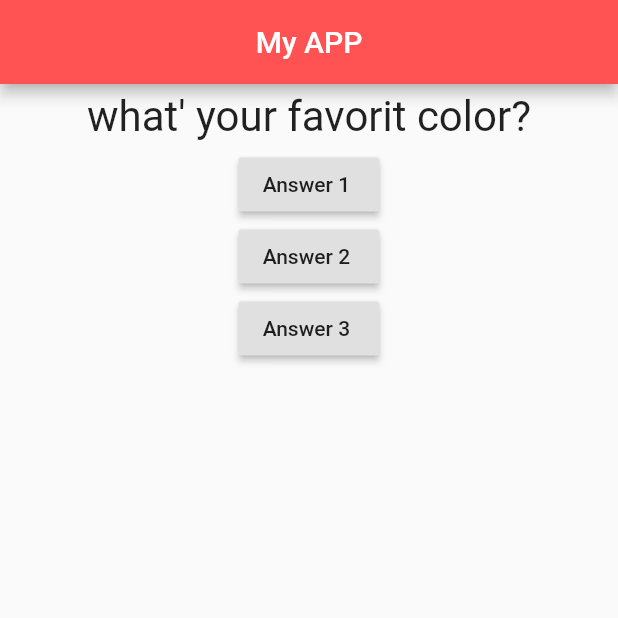
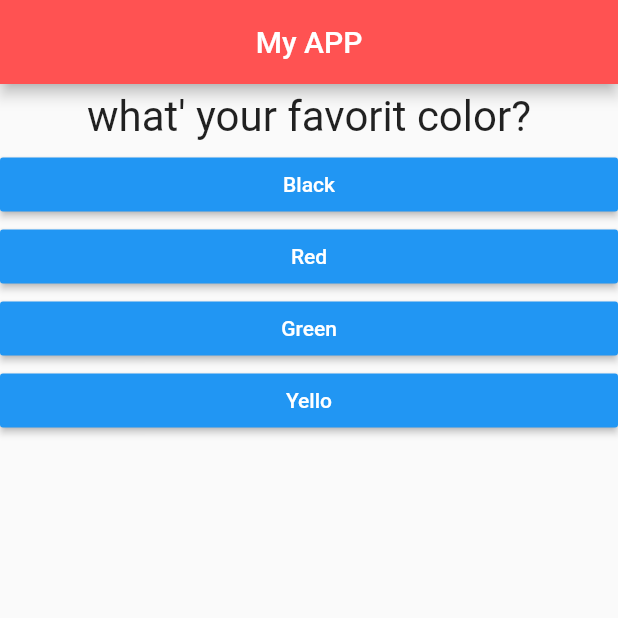
Before and after one commit to mhidoart/Flutter_training, a Flutter app: the screen it shows after launch, on a phone screen of 412 x 824 dp, the top half of it. Run offline on Flutter 3.47's test engine with Material 2 defaults, Android fonts, the phone set to English and light mode, and no system bars.

Commit message:
using map

```diff
--- a/lib/answer.dart
+++ b/lib/answer.dart
@@ -1,17 +1,21 @@
 import 'package:flutter/material.dart';
 
 class Answer extends StatelessWidget {
+  final Function answerHandler;
+  final String answerText;
+
+  Answer(this.answerHandler, this.answerText);
   @override
   Widget build(BuildContext context) {
     return Container(
       width: double.infinity,
       child: RaisedButton(
-        color: Colors.lightBlue,
+        color: Colors.blue,
+        textColor: Colors.white,
         child: Text(
-          "Answer 1",
-          textAlign: TextAlign.left,
+          answerText,
         ),
-        onPressed: null,
+        onPressed: answerHandler,
       ),
     );
   }
--- a/lib/main.dart
+++ b/lib/main.dart
@@ -25,9 +25,19 @@ class _MyAppState extends State<MyApp> {
 
   @override
   Widget build(BuildContext context) {
-    var _questions = [
-      'what\' your favorit color?',
-      'what\'s your favorit animal? '
+    var questions = [
+      {
+        'questionText': 'what\' your favorit color?',
+        'answers': ['Black', 'Red', 'Green', 'Yello'],
+      },
+      {
+        'questionText': 'what\'s your favorit animal? ',
+        'answers': ['Cat', 'Bird', 'Snake', 'Gecko'],
+      },
+      {
+        'questionText': 'what\'s your favorit friend? ',
+        'answers': ['me', 'branda', 'zetta', 'Max'],
+      },
     ];
 
     return MaterialApp(
@@ -40,13 +50,10 @@ class _MyAppState extends State<MyApp> {
         ),
         body: Column(
           children: [
-            Question(_questions[cp]),
-            RaisedButton(
-              child: Text('Answer 1 '),
-              onPressed: _answerQuestion,
-            ),
-            RaisedButton(child: Text('Answer 2 '), onPressed: _answerQuestion),
-            RaisedButton(child: Text('Answer 3 '), onPressed: _answerQuestion),
+            Question(questions[cp]['questionText']),
+            ...(questions[cp]['answers'] as List<String>).map((a) {
+              return Answer(_answerQuestion, a);
+            }).toList(),
           ],
         ),
       ),
```
